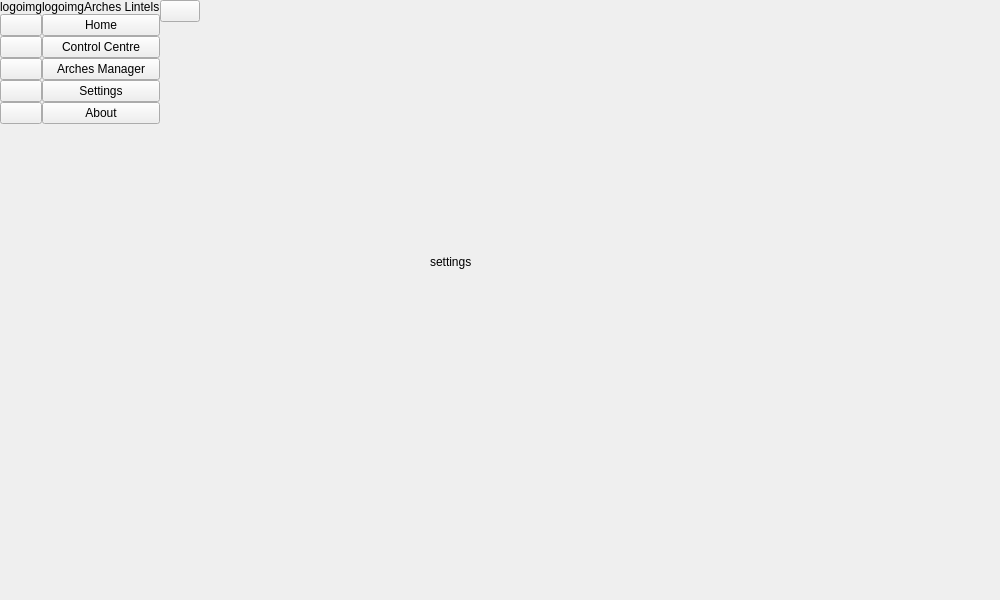
The window that arches_lintels/ui/ui_mainwindow.ui (k-int/arches-lintels) describes before a commit, drawn with Qt 5.
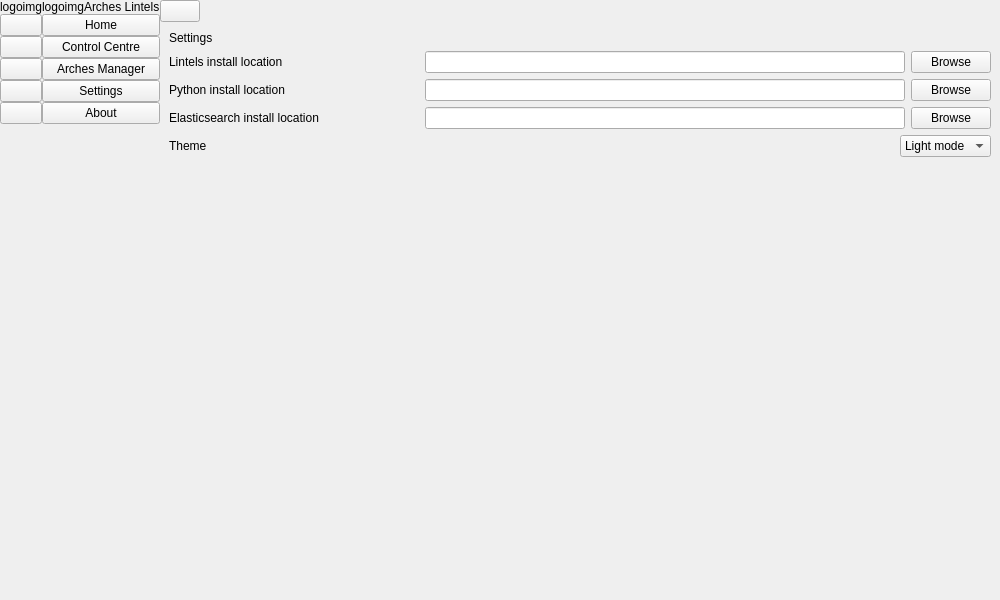
The same window after the commit. The open tabs and pages were chosen to show the change.

Commit message: Start designing settings page

Diff of the .ui file:
```diff
--- a/arches_lintels/ui/ui_mainwindow.ui
+++ b/arches_lintels/ui/ui_mainwindow.ui
@@ -273,19 +273,168 @@
           </widget>
          </widget>
          <widget class="QWidget" name="settingsPage">
-          <widget class="QLabel" name="label_4">
-           <property name="geometry">
-            <rect>
-             <x>270</x>
-             <y>230</y>
-             <width>63</width>
-             <height>20</height>
-            </rect>
-           </property>
-           <property name="text">
-            <string>settings</string>
-           </property>
-          </widget>
+          <layout class="QVBoxLayout" name="verticalLayout_7">
+           <item>
+            <widget class="QLabel" name="settingsTitle">
+             <property name="text">
+              <string>Settings</string>
+             </property>
+            </widget>
+           </item>
+           <item>
+            <layout class="QVBoxLayout" name="verticalLayout_6">
+             <item>
+              <layout class="QHBoxLayout" name="horizontalLayout_4">
+               <item>
+                <widget class="QLabel" name="label_4">
+                 <property name="minimumSize">
+                  <size>
+                   <width>250</width>
+                   <height>0</height>
+                  </size>
+                 </property>
+                 <property name="text">
+                  <string>Lintels install location</string>
+                 </property>
+                </widget>
+               </item>
+               <item>
+                <widget class="QLineEdit" name="lineEdit">
+                 <property name="readOnly">
+                  <bool>true</bool>
+                 </property>
+                </widget>
+               </item>
+               <item>
+                <widget class="QPushButton" name="pushButton">
+                 <property name="text">
+                  <string>Browse</string>
+                 </property>
+                </widget>
+               </item>
+              </layout>
+             </item>
+             <item>
+              <layout class="QHBoxLayout" name="horizontalLayout_5">
+               <item>
+                <widget class="QLabel" name="label_6">
+                 <property name="minimumSize">
+                  <size>
+                   <width>250</width>
+                   <height>0</height>
+                  </size>
+                 </property>
+                 <property name="text">
+                  <string>Python install location</string>
+                 </property>
+                </widget>
+               </item>
+               <item>
+                <widget class="QLineEdit" name="lineEdit_2">
+                 <property name="readOnly">
+                  <bool>true</bool>
+                 </property>
+                </widget>
+               </item>
+               <item>
+                <widget class="QPushButton" name="pushButton_2">
+                 <property name="text">
+                  <string>Browse</string>
+                 </property>
+                </widget>
+               </item>
+              </layout>
+             </item>
+             <item>
+              <layout class="QHBoxLayout" name="horizontalLayout_6">
+               <item>
+                <widget class="QLabel" name="label_7">
+                 <property name="minimumSize">
+                  <size>
+                   <width>250</width>
+                   <height>0</height>
+                  </size>
+                 </property>
+                 <property name="text">
+                  <string>Elasticsearch install location</string>
+                 </property>
+                </widget>
+               </item>
+               <item>
+                <widget class="QLineEdit" name="lineEdit_3">
+                 <property name="readOnly">
+                  <bool>true</bool>
+                 </property>
+                </widget>
+               </item>
+               <item>
+                <widget class="QPushButton" name="pushButton_3">
+                 <property name="text">
+                  <string>Browse</string>
+                 </property>
+                </widget>
+               </item>
+              </layout>
+             </item>
+             <item>
+              <layout class="QHBoxLayout" name="horizontalLayout_7">
+               <item>
+                <widget class="QLabel" name="label_8">
+                 <property name="text">
+                  <string>Theme</string>
+                 </property>
+                </widget>
+               </item>
+               <item>
+                <spacer name="horizontalSpacer_5">
+                 <property name="orientation">
+                  <enum>Qt::Orientation::Horizontal</enum>
+                 </property>
+                 <property name="sizeHint" stdset="0">
+                  <size>
+                   <width>40</width>
+                   <height>20</height>
+                  </size>
+                 </property>
+                </spacer>
+               </item>
+               <item>
+                <widget class="QComboBox" name="comboBox">
+                 <item>
+                  <property name="text">
+                   <string>Light mode</string>
+                  </property>
+                 </item>
+                 <item>
+                  <property name="text">
+                   <string>Dark mode</string>
+                  </property>
+                 </item>
+                 <item>
+                  <property name="text">
+                   <string>Automatic</string>
+                  </property>
+                 </item>
+                </widget>
+               </item>
+              </layout>
+             </item>
+            </layout>
+           </item>
+           <item>
+            <spacer name="verticalSpacer_3">
+             <property name="orientation">
+              <enum>Qt::Orientation::Vertical</enum>
+             </property>
+             <property name="sizeHint" stdset="0">
+              <size>
+               <width>20</width>
+               <height>366</height>
+              </size>
+             </property>
+            </spacer>
+           </item>
+          </layout>
          </widget>
          <widget class="QWidget" name="aboutPage">
           <widget class="QLabel" name="label_5">
```
Left out of the diff: 194 changed lines with no effect on the pictures. The commit also changes 2 other files.
